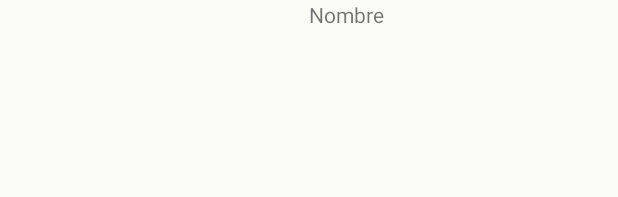
After one commit to FrumpleQuest/AppsMoviles, an Android app: the layout item_listview.xml on its own in the app's theme, with its tools: preview values and no code run, on a phone screen of 412 x 824 dp. The commit adds this screen. Shown: the top 197 px of the screen. Run offline under Robolectric (Android 15) with nearby library versions, the light colour scheme and no system bars.

Commit message:
Se agrego el item de la lista

```diff
--- /dev/null
+++ b/app/src/main/res/layout/item_listview.xml
@@ -0,0 +1,54 @@
+<?xml version="1.0" encoding="utf-8"?>
+<LinearLayout xmlns:android="http://schemas.android.com/apk/res/android"
+    android:layout_width="match_parent"
+    android:layout_height="190sp"
+    android:background="#fbfbf6"
+    android:orientation="vertical">
+    <LinearLayout
+        android:layout_width="match_parent"
+        android:layout_height="match_parent"
+        android:orientation="horizontal"
+        android:layout_weight="1"
+        >
+        <ImageView
+            android:id="@+id/foto_perfil"
+            android:layout_width="match_parent"
+            android:layout_height="match_parent"
+            android:padding="20sp"
+            android:layout_weight="1"/>
+        <TextView
+            android:id="@+id/Nombre"
+        android:layout_width="match_parent"
+        android:layout_height="match_parent"
+        android:layout_weight="1"
+            android:text="Nombre"
+            />
+    </LinearLayout>
+    <LinearLayout
+        android:layout_width="match_parent"
+        android:layout_height="match_parent"
+        android:layout_weight="1"
+        android:orientation="vertical">
+    <TextView
+        android:id="@+id/Especie"
+        android:layout_width="match_parent"
+        android:layout_height="match_parent"
+        android:layout_weight="1"/>
+        <TextView
+            android:id="@+id/Edad"
+            android:layout_width="match_parent"
+            android:layout_height="match_parent"
+            android:layout_weight="1"/>
+        <TextView
+            android:id="@+id/Sexo"
+            android:layout_width="match_parent"
+            android:layout_height="match_parent"
+            android:layout_weight="1"/>
+        <TextView
+            android:id="@+id/Estirilizado"
+            android:layout_width="match_parent"
+            android:layout_height="match_parent"
+            android:layout_weight="1"/>
+    </LinearLayout>
+
+</LinearLayout>
--- a/app/src/main/res/layout/perfil_mascotas.xml
+++ b/app/src/main/res/layout/perfil_mascotas.xml
@@ -1,5 +1,6 @@
 <?xml version="1.0" encoding="utf-8"?>
 <LinearLayout xmlns:android="http://schemas.android.com/apk/res/android"
+    xmlns:tools="http://schemas.android.com/tools"
     android:layout_width="match_parent"
     android:layout_height="match_parent"
     android:background="#f5dde5"
@@ -26,21 +27,20 @@
         android:layout_width="match_parent"
         android:layout_height="65sp"
         android:background="#ff98ba">
-        <Button
+        <ImageButton
             android:layout_width="match_parent"
             android:layout_height="match_parent"
             android:layout_weight="1"
-            android:color="#ff98ba"/>
-        <Button
+            android:background="#ff98ba"/>
+        <ImageButton
             android:layout_width="match_parent"
             android:layout_height="match_parent"
             android:layout_weight="1"
-            android:color="#ff98ba"
-            android:src="@drawable/iconopatita"/>
-        <Button
+            android:background="#ff98ba"/>
+        <ImageButton
             android:layout_width="match_parent"
             android:layout_height="match_parent"
             android:layout_weight="1"
-            android:color="#ff98ba"/>
+            android:background="#ff98ba"/>
     </LinearLayout>
 </LinearLayout>
```
